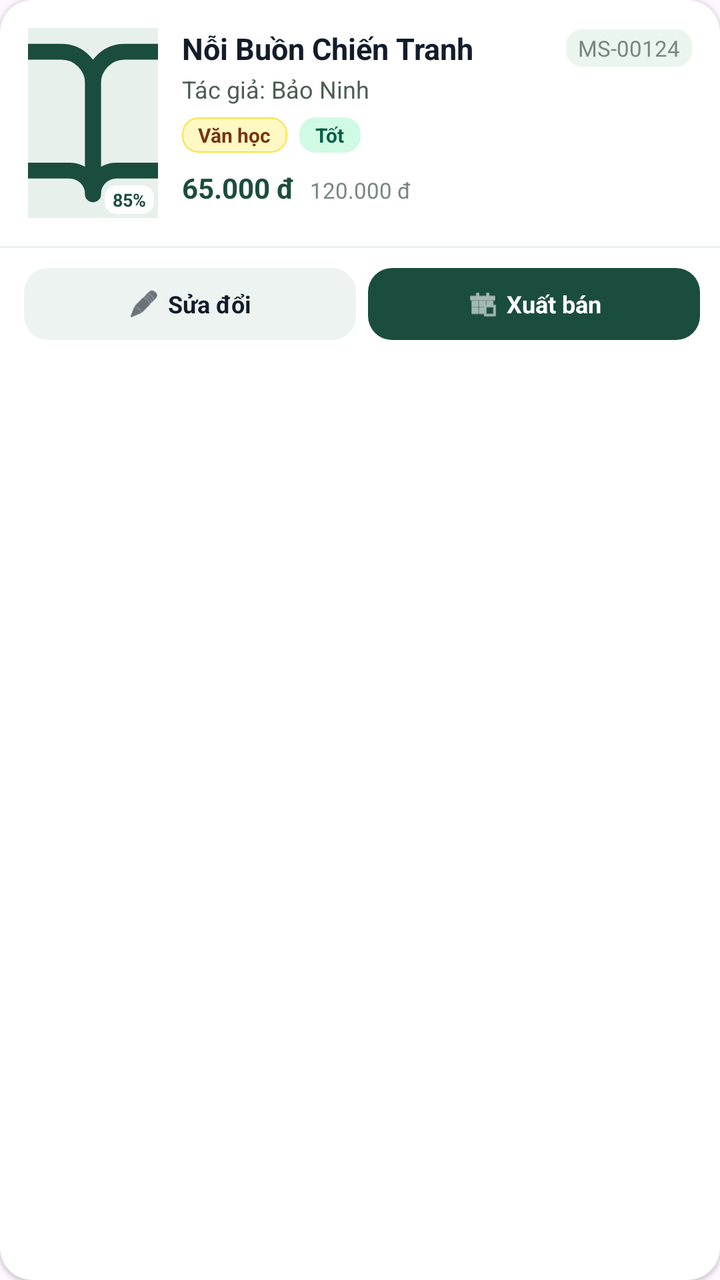
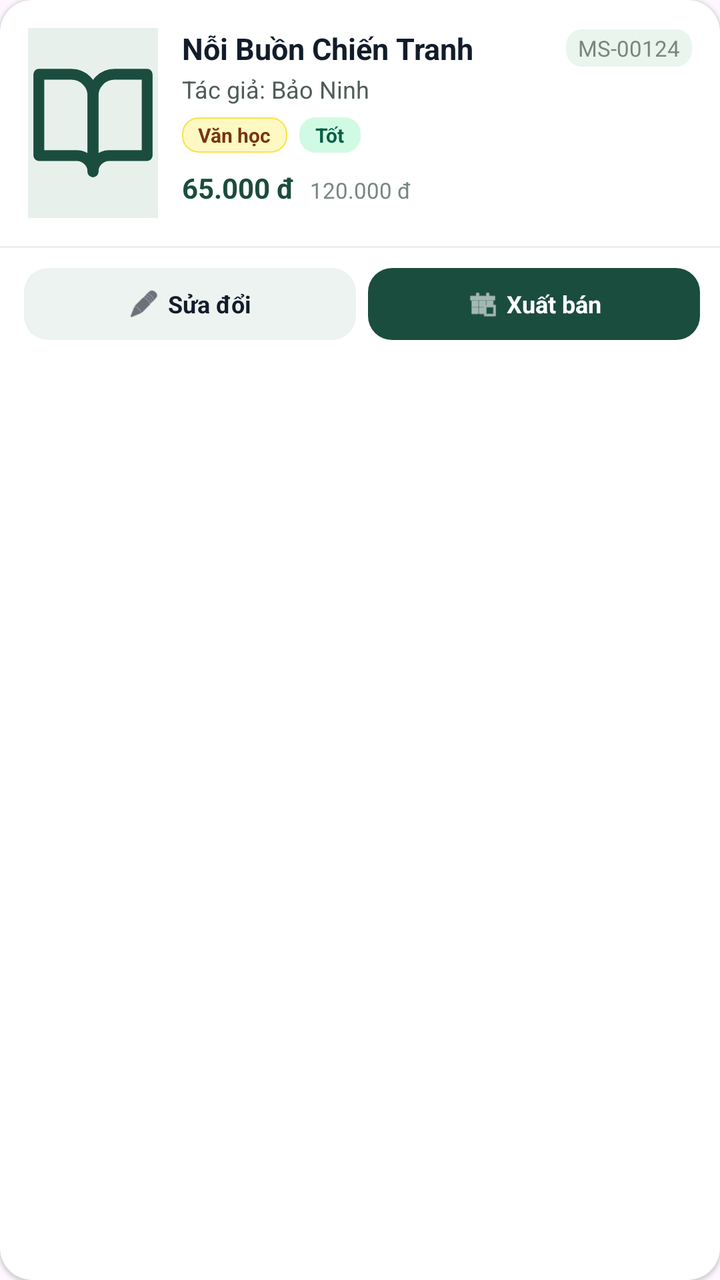

The first picture is an Android layout as it rendered before a commit; the second is the same layout after the commit. The layout source and the unified diff follow.
<!-- AndroidManifest.xml: application theme Theme.Quanlycuahangsachcu -->
<!-- res/layout/item_book.xml -->
<?xml version="1.0" encoding="utf-8"?>
<androidx.cardview.widget.CardView xmlns:android="http://schemas.android.com/apk/res/android"
    xmlns:app="http://schemas.android.com/apk/res-auto"
    android:layout_width="match_parent"
    android:layout_height="wrap_content"
    android:layout_marginBottom="12dp"
    app:cardCornerRadius="16dp"
    app:cardElevation="1dp"
    app:cardBackgroundColor="@color/surface">

    <LinearLayout
        android:layout_width="match_parent"
        android:layout_height="wrap_content"
        android:orientation="vertical">

        
        <LinearLayout
            android:layout_width="match_parent"
            android:layout_height="wrap_content"
            android:baselineAligned="false"
            android:orientation="horizontal"
            android:padding="14dp">

            
            <FrameLayout
                android:layout_width="65dp"
                android:layout_height="95dp"
                android:background="@color/surface_container">

                <ImageView
                    android:id="@+id/ivBookCover"
                    android:layout_width="match_parent"
                    android:layout_height="match_parent"
                    android:contentDescription="Book Cover"
                    android:scaleType="centerCrop"
                    android:src="@drawable/ic_book_open" />

                <TextView
                    android:id="@+id/txtCoverBadge"
                    android:layout_width="wrap_content"
                    android:layout_height="wrap_content"
                    android:layout_gravity="bottom|end"
                    android:layout_margin="2dp"
                    android:background="@drawable/bg_cover_badge"
                    android:paddingHorizontal="4dp"
                    android:paddingVertical="1dp"
                    android:text="85%"
                    android:textColor="@color/primary"
                    android:textSize="9sp"
                    android:textStyle="bold" />
            </FrameLayout>

            
            <LinearLayout
                android:layout_width="0dp"
                android:layout_height="wrap_content"
                android:layout_marginStart="12dp"
                android:layout_weight="1"
                android:orientation="vertical">

                <LinearLayout
                    android:layout_width="match_parent"
                    android:layout_height="wrap_content"
                    android:gravity="center_vertical"
                    android:orientation="horizontal">

                    <TextView
                        android:id="@+id/txtBookTitle"
                        android:layout_width="0dp"
                        android:layout_height="wrap_content"
                        android:layout_weight="1"
                        android:ellipsize="end"
                        android:maxLines="2"
                        android:text="Nỗi Buồn Chiến Tranh"
                        android:textColor="@color/on_surface"
                        android:textSize="15sp"
                        android:textStyle="bold" />

                    <TextView
                        android:id="@+id/txtBookId"
                        android:layout_width="wrap_content"
                        android:layout_height="wrap_content"
                        android:layout_marginStart="8dp"
                        android:background="@drawable/bg_chip"
                        android:paddingHorizontal="6dp"
                        android:paddingVertical="2dp"
                        android:text="MS-00124"
                        android:textColor="@color/outline"
                        android:textSize="11sp" />
                </LinearLayout>

                <TextView
                    android:id="@+id/txtAuthor"
                    android:layout_width="match_parent"
                    android:layout_height="wrap_content"
                    android:layout_marginTop="2dp"
                    android:ellipsize="end"
                    android:maxLines="1"
                    android:text="Tác giả: Bảo Ninh"
                    android:textColor="@color/on_surface_variant"
                    android:textSize="12sp" />

                <LinearLayout
                    android:layout_width="match_parent"
                    android:layout_height="wrap_content"
                    android:layout_marginTop="6dp"
                    android:gravity="center_vertical"
                    android:orientation="horizontal">

                    <TextView
                        android:id="@+id/txtCategoryTag"
                        android:layout_width="wrap_content"
                        android:layout_height="wrap_content"
                        android:background="@drawable/bg_chip_yellow"
                        android:paddingHorizontal="8dp"
                        android:paddingVertical="2dp"
                        android:text="Văn học"
                        android:textColor="#78350F"
                        android:textSize="10sp"
                        android:textStyle="bold" />

                    <TextView
                        android:id="@+id/txtCondition"
                        android:layout_width="wrap_content"
                        android:layout_height="wrap_content"
                        android:layout_marginStart="6dp"
                        android:background="@drawable/bg_badge_green"
                        android:paddingHorizontal="8dp"
                        android:paddingVertical="2dp"
                        android:text="Tốt"
                        android:textColor="#065F46"
                        android:textSize="10sp"
                        android:textStyle="bold" />
                </LinearLayout>

                <LinearLayout
                    android:layout_width="match_parent"
                    android:layout_height="wrap_content"
                    android:layout_marginTop="8dp"
                    android:gravity="bottom"
                    android:orientation="horizontal">

                    <TextView
                        android:id="@+id/txtPrice"
                        android:layout_width="wrap_content"
                        android:layout_height="wrap_content"
                        android:text="65.000 đ"
                        android:textColor="@color/primary"
                        android:textSize="14sp"
                        android:textStyle="bold" />

                    <TextView
                        android:id="@+id/txtOriginalPrice"
                        android:layout_width="wrap_content"
                        android:layout_height="wrap_content"
                        android:layout_marginStart="8dp"
                        android:text="120.000 đ"
                        android:textColor="@color/outline"
                        android:textSize="11sp" />
                </LinearLayout>
            </LinearLayout>
        </LinearLayout>

        
        <View
            android:layout_width="match_parent"
            android:layout_height="1dp"
            android:background="#E8F0EC" />

        
        <LinearLayout
            android:layout_width="match_parent"
            android:layout_height="wrap_content"
            android:orientation="horizontal"
            android:padding="10dp"
            android:weightSum="2">

            
            <LinearLayout
                android:id="@+id/btnEdit"
                android:layout_width="0dp"
                android:layout_height="36dp"
                android:layout_weight="1"
                android:layout_marginHorizontal="2dp"
                android:background="@drawable/bg_btn_rounded"
                android:clickable="true"
                android:focusable="true"
                android:foreground="?attr/selectableItemBackground"
                android:gravity="center"
                android:orientation="horizontal">

                <ImageView
                    android:layout_width="16dp"
                    android:layout_height="16dp"
                    android:contentDescription="Edit"
                    android:src="@android:drawable/ic_menu_edit"
                    app:tint="@color/on_surface" />

                <TextView
                    android:layout_width="wrap_content"
                    android:layout_height="wrap_content"
                    android:layout_marginStart="4dp"
                    android:text="Sửa đổi"
                    android:textColor="@color/on_surface"
                    android:textSize="12sp"
                    android:textStyle="bold" />
            </LinearLayout>

            
            <LinearLayout
                android:id="@+id/btnSell"
                android:layout_width="0dp"
                android:layout_height="36dp"
                android:layout_weight="1"
                android:layout_marginStart="4dp"
                android:background="@drawable/bg_btn_primary_rounded"
                android:clickable="true"
                android:focusable="true"
                android:foreground="?attr/selectableItemBackground"
                android:gravity="center"
                android:orientation="horizontal">

                <ImageView
                    android:layout_width="16dp"
                    android:layout_height="16dp"
                    android:contentDescription="Sell"
                    android:src="@android:drawable/ic_menu_today"
                    app:tint="@color/white" />

                <TextView
                    android:layout_width="wrap_content"
                    android:layout_height="wrap_content"
                    android:layout_marginStart="4dp"
                    android:text="Xuất bán"
                    android:textColor="@color/white"
                    android:textSize="12sp"
                    android:textStyle="bold" />
            </LinearLayout>

        </LinearLayout>

    </LinearLayout>
</androidx.cardview.widget.CardView>
<!-- resources referenced by this layout -->
<resources>
  <color name="on_surface">#121C2A</color>
  <color name="on_surface_variant">#4E5D56</color>
  <color name="outline">#788780</color>
  <color name="primary">#1B4D3E</color>
  <color name="surface">#FFFFFF</color>
  <color name="surface_container">#E8F0EC</color>
  <color name="white">#FFFFFF</color>
  <!-- drawable bg_badge_green (drawable) -->
  <?xml version="1.0" encoding="utf-8"?>
  <shape xmlns:android="http://schemas.android.com/apk/res/android"
      android:shape="rectangle">
      <solid android:color="#D1FAE5" />
      <corners android:radius="8dp" />
  </shape>
  <!-- drawable bg_btn_primary_rounded (drawable) -->
  <?xml version="1.0" encoding="utf-8"?>
  <shape xmlns:android="http://schemas.android.com/apk/res/android"
      android:shape="rectangle">
      <solid android:color="@color/primary" />
      <corners android:radius="12dp" />
  </shape>
  <!-- drawable bg_btn_rounded (drawable) -->
  <?xml version="1.0" encoding="utf-8"?>
  <shape xmlns:android="http://schemas.android.com/apk/res/android"
      android:shape="rectangle">
      <solid android:color="#EDF3F0" />
      <corners android:radius="12dp" />
  </shape>
  <!-- drawable bg_chip (drawable) -->
  <?xml version="1.0" encoding="utf-8"?>
  <shape xmlns:android="http://schemas.android.com/apk/res/android"
      android:shape="rectangle">
      <solid android:color="#EAF5ED" />
      <corners android:radius="8dp" />
  </shape>
  <!-- drawable bg_chip_yellow (drawable) -->
  <?xml version="1.0" encoding="utf-8"?>
  <shape xmlns:android="http://schemas.android.com/apk/res/android"
      android:shape="rectangle">
      <solid android:color="#FEF9C3" />
      <corners android:radius="8dp" />
      <stroke android:width="0.5dp" android:color="#FDE047" />
  </shape>
  <!-- drawable bg_cover_badge (drawable) -->
  <?xml version="1.0" encoding="utf-8"?>
  <shape xmlns:android="http://schemas.android.com/apk/res/android"
      android:shape="rectangle">
      <solid android:color="#E6FFFFFF" />
      <corners android:radius="6dp" />
  </shape>
  <!-- drawable ic_book_open (drawable) -->
  <vector xmlns:android="http://schemas.android.com/apk/res/android"
      android:width="24dp"
      android:height="24dp"
      android:viewportWidth="24"
      android:viewportHeight="24">
      <path
          android:strokeColor="#1B4D3E"
          android:strokeWidth="2"
          android:strokeLineCap="round"
          android:strokeLineJoin="round"
          android:pathData="M2,3h6a4,4 0 0,1 4,4v14a3,3 0 0,0 -3,-3H2z"/>
      <path
          android:strokeColor="#1B4D3E"
          android:strokeWidth="2"
          android:strokeLineCap="round"
          android:strokeLineJoin="round"
          android:pathData="M22,3h-6a4,4 0 0,0 -4,4v14a3,3 0 0,1 3,-3h7z"/>
  </vector>
  <style name="Theme.Quanlycuahangsachcu" parent="Base.Theme.Quanlycuahangsachcu" />
  <style name="Base.Theme.Quanlycuahangsachcu" parent="Theme.Material3.DayNight.NoActionBar">
          
          
      </style>
</resources>

<!-- the commit's change to res/layout/item_book.xml (unified diff, before → after) -->
@@ -32,22 +32,8 @@
                     android:layout_width="match_parent"
                     android:layout_height="match_parent"
                     android:contentDescription="Book Cover"
-                    android:scaleType="centerCrop"
+                    android:scaleType="fitCenter"
                     android:src="@drawable/ic_book_open" />
-
-                <TextView
-                    android:id="@+id/txtCoverBadge"
-                    android:layout_width="wrap_content"
-                    android:layout_height="wrap_content"
-                    android:layout_gravity="bottom|end"
-                    android:layout_margin="2dp"
-                    android:background="@drawable/bg_cover_badge"
-                    android:paddingHorizontal="4dp"
-                    android:paddingVertical="1dp"
-                    android:text="85%"
-                    android:textColor="@color/primary"
-                    android:textSize="9sp"
-                    android:textStyle="bold" />
             </FrameLayout>
 
             
<!-- resource entries referenced after the edit -->
@@ -43,13 +43,6 @@
       <corners android:radius="8dp" />
       <stroke android:width="0.5dp" android:color="#FDE047" />
   </shape>
-  <!-- drawable bg_cover_badge (drawable) -->
-  <?xml version="1.0" encoding="utf-8"?>
-  <shape xmlns:android="http://schemas.android.com/apk/res/android"
-      android:shape="rectangle">
-      <solid android:color="#E6FFFFFF" />
-      <corners android:radius="6dp" />
-  </shape>
   <!-- drawable ic_book_open (drawable) -->
   <vector xmlns:android="http://schemas.android.com/apk/res/android"
       android:width="24dp"
